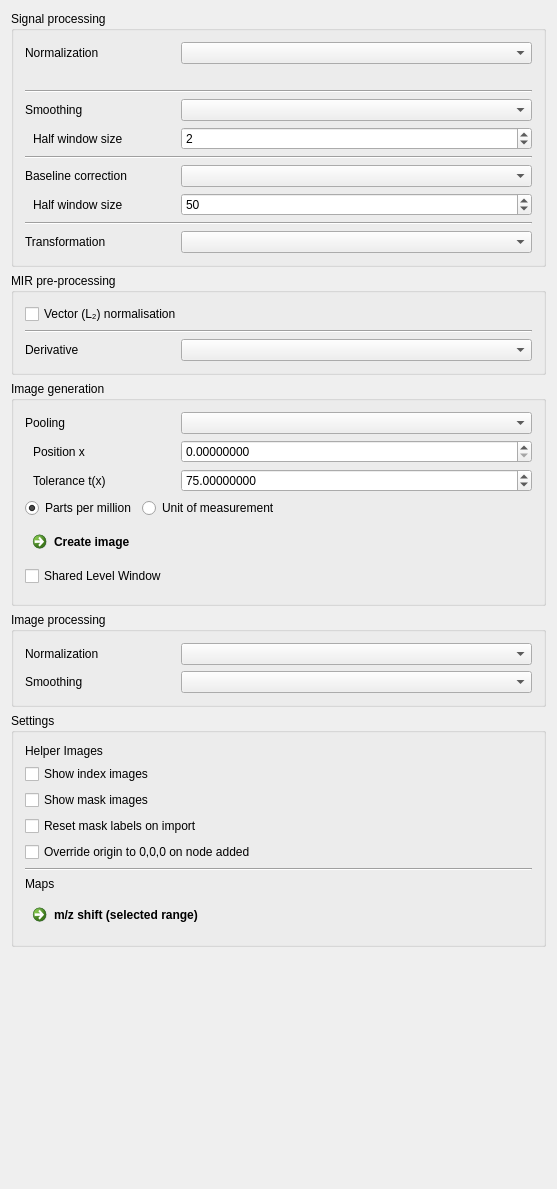
This is Plugins/org.mitk.gui.qt.m2.data/src/internal/m2DataView.ui in m2aia/m2aia as Qt 5 draws it before an edit. The edited form follows.
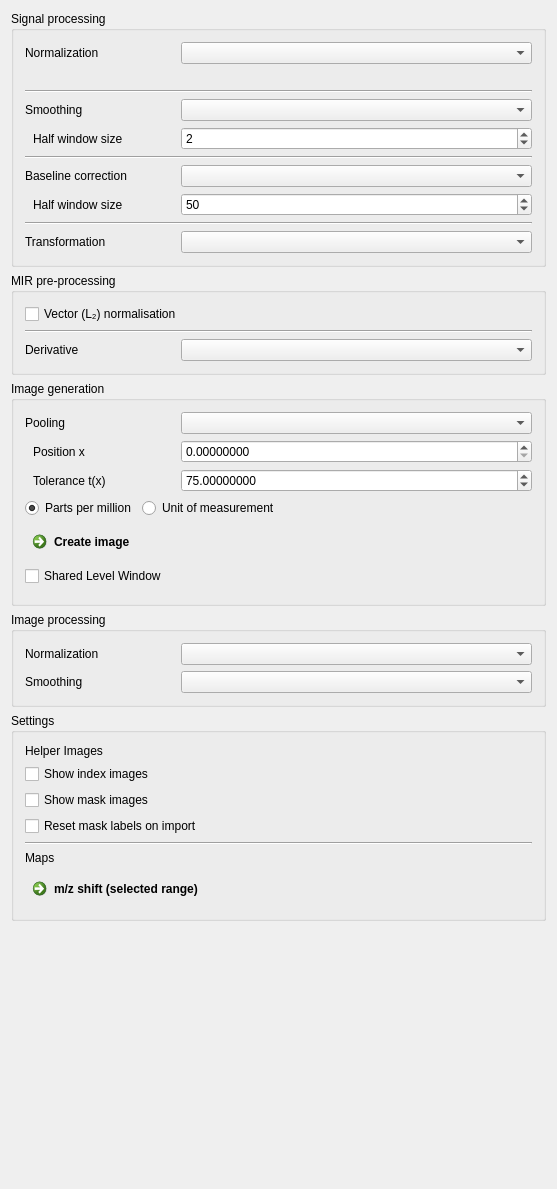
This is the edited form. Custom widgets are drawn as their Qt base class.

Commit message: Remove 'Override origin on node added

The edit to the form file:
```diff
--- a/Plugins/org.mitk.gui.qt.m2.data/src/internal/m2DataView.ui
+++ b/Plugins/org.mitk.gui.qt.m2.data/src/internal/m2DataView.ui
@@ -917,19 +917,6 @@
         </property>
        </widget>
       </item>
-      <item>
-       <widget class="QCheckBox" name="ckOverrideOriginOnNodeAdded">
-        <property name="toolTip">
-         <string>When enabled, newly added image nodes have their origin reset to 0,0,0 before further processing.</string>
-        </property>
-        <property name="text">
-         <string>Override origin to 0,0,0 on node added</string>
-        </property>
-        <property name="checked">
-         <bool>false</bool>
-        </property>
-       </widget>
-      </item>
       <item>
        <widget class="Line" name="line">
         <property name="orientation">
```
The commit also changes 1 other file.
